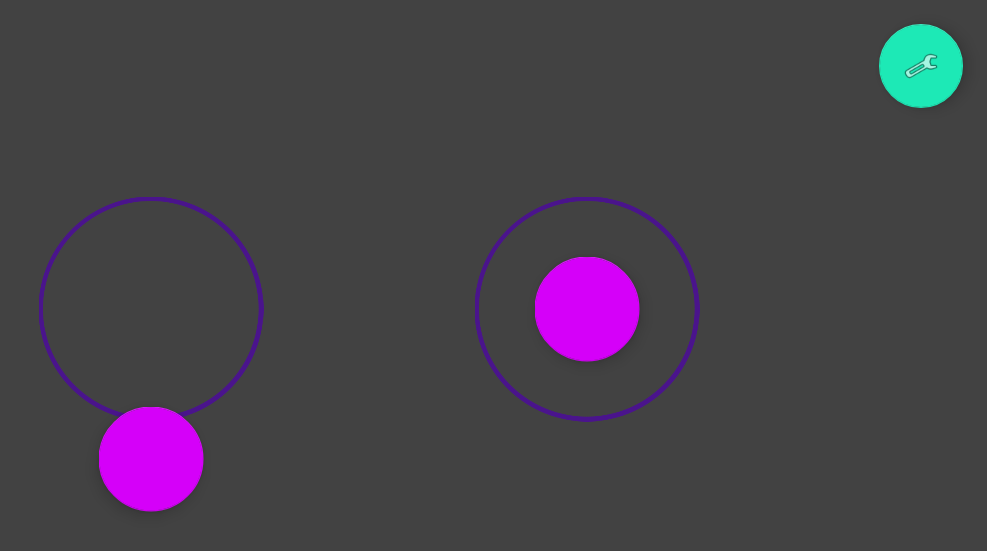
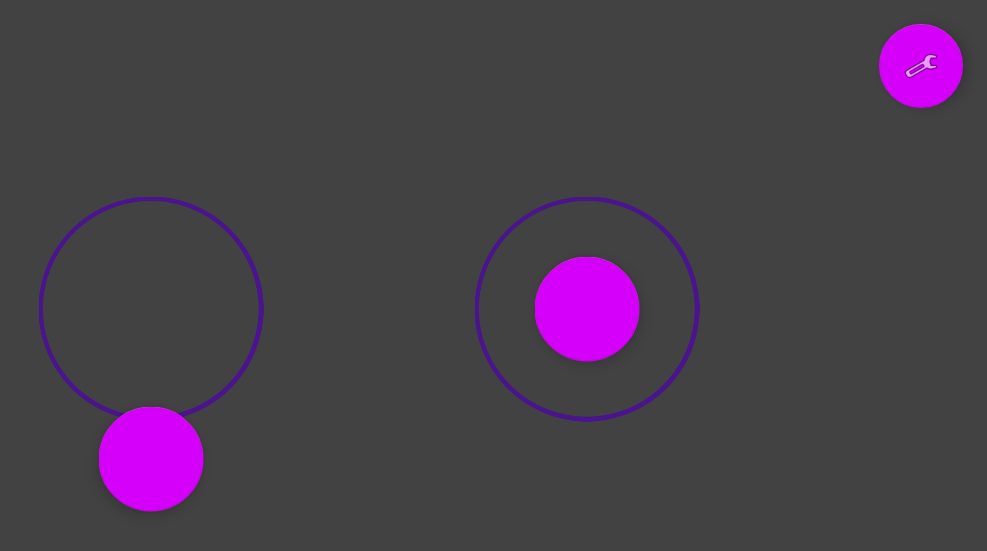
Before and after one commit to UniA19/Controller, an Android app: the screen it shows after launch (MainActivity), on a phone screen of 824 x 412 dp (held sideways). Shown: the top 551 px of the screen, without its empty margins (249-1236 px from the left). Run offline under Robolectric (Android 15) with nearby library versions, the phone set to English and light mode, and no system bars.

Commit message:
Revert "and now your eyes do bleeding"
This reverts commit 96cc6f70

```diff
--- a/app/src/main/res/values/colors.xml
+++ b/app/src/main/res/values/colors.xml
@@ -3,6 +3,6 @@
     <color name="colorPrimary">#6A1B9A</color>
     <color name="colorPrimaryDark">#470088</color>
     <color name="colorPrimaryLigth">#D500F9</color>
-    <color name="colorAccent">#1de9b6</color>
+    <color name="colorAccent">#D500F9</color>
     <color name="colorDarkKnigth">#424242</color>
 </resources>
```
